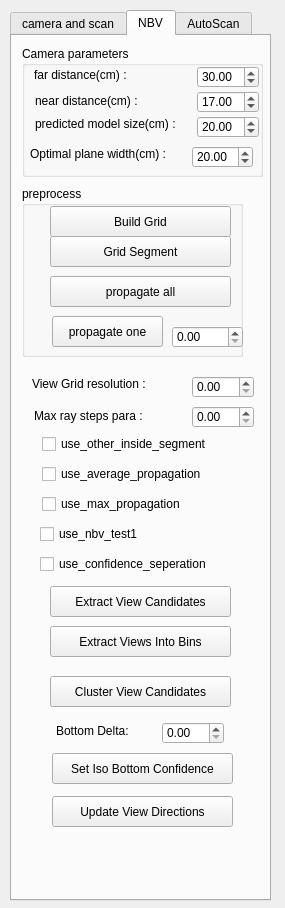
Before: the Qt Designer form Point Cloud/UI/camera_para.ui in sunwaylive/quality-driven-poisson-guided-autoscanning, drawn with Qt 5.
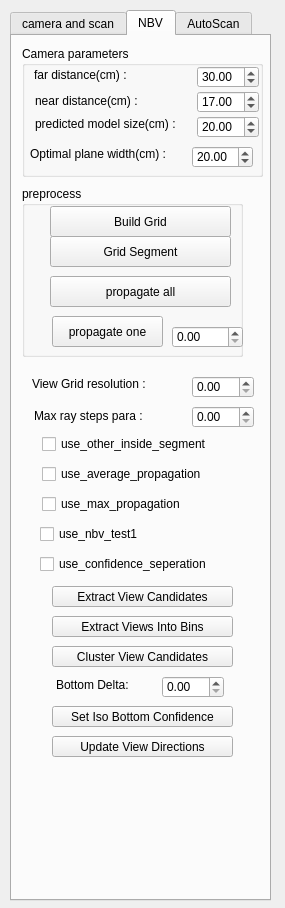
After: the same form once the commit is applied. The open tabs and pages were chosen to show the change.

What changed in the file:
```diff
--- a/Point Cloud/UI/camera_para.ui
+++ b/Point Cloud/UI/camera_para.ui
@@ -601,10 +601,10 @@
     <widget class="QPushButton" name="extract_view_candidates">
      <property name="geometry">
       <rect>
-       <x>38</x>
+       <x>40</x>
        <y>550</y>
        <width>181</width>
-       <height>31</height>
+       <height>21</height>
       </rect>
      </property>
      <property name="text">
@@ -614,10 +614,10 @@
     <widget class="QPushButton" name="cluster_view_candidates">
      <property name="geometry">
       <rect>
-       <x>38</x>
-       <y>640</y>
+       <x>40</x>
+       <y>610</y>
        <width>181</width>
-       <height>31</height>
+       <height>21</height>
       </rect>
      </property>
      <property name="text">
@@ -627,10 +627,10 @@
     <widget class="QPushButton" name="pushButton_extract_views_into_bins">
      <property name="geometry">
       <rect>
-       <x>38</x>
-       <y>590</y>
+       <x>40</x>
+       <y>580</y>
        <width>181</width>
-       <height>31</height>
+       <height>21</height>
       </rect>
      </property>
      <property name="text">
@@ -641,9 +641,9 @@
      <property name="geometry">
       <rect>
        <x>40</x>
-       <y>760</y>
+       <y>700</y>
        <width>181</width>
-       <height>31</height>
+       <height>21</height>
       </rect>
      </property>
      <property name="text">
@@ -654,9 +654,9 @@
      <property name="geometry">
       <rect>
        <x>40</x>
-       <y>717</y>
+       <y>670</y>
        <width>181</width>
-       <height>31</height>
+       <height>21</height>
       </rect>
      </property>
      <property name="text">
@@ -667,7 +667,7 @@
      <property name="geometry">
       <rect>
        <x>150</x>
-       <y>686</y>
+       <y>640</y>
        <width>62</width>
        <height>22</height>
       </rect>
@@ -683,7 +683,7 @@
      <property name="geometry">
       <rect>
        <x>44</x>
-       <y>687</y>
+       <y>641</y>
        <width>101</width>
        <height>16</height>
       </rect>
```
Left out of the diff: 25 changed lines with no effect on the pictures.
